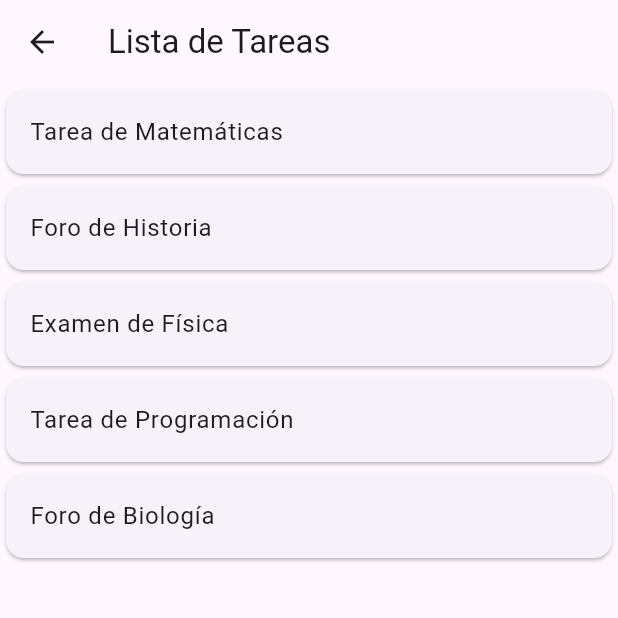
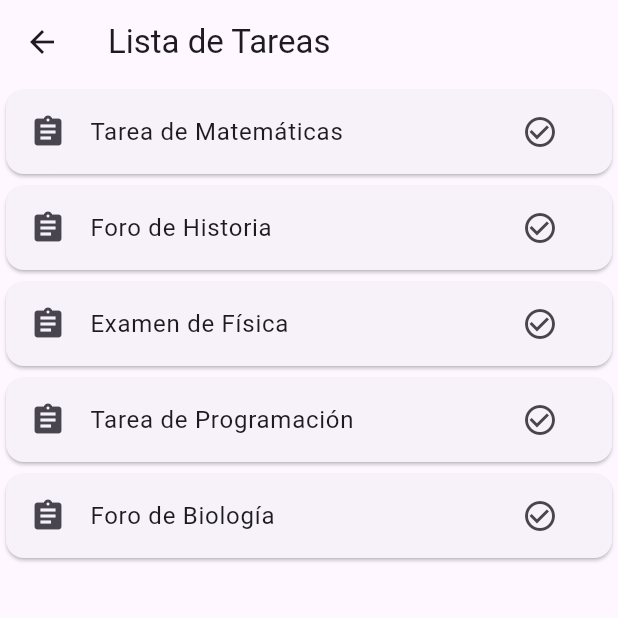
Before and after one commit to YMEZA97/examen1_ceutec, a Flutter app: the TaskUi screen opened by its route, on a phone screen of 412 x 824 dp, the top half of it. Run offline on Flutter 3.47's test engine with Material 3 defaults, Android fonts, the phone set to English and light mode, and no system bars; our stand-ins replace go_router.

Commit message:
Pagina de Tareas 0.5 lista personalizado - completado

```diff
--- a/lib/pages/task/task_ui.dart
+++ b/lib/pages/task/task_ui.dart
@@ -25,14 +25,24 @@ class _TaskUiState extends State<TaskUi> {
         title: const Text('Lista de Tareas'),
       ),
 
-body: ListView.builder(
-  itemCount: tasks.length,
-  itemBuilder: (BuildContext context, int index) {
-    return Card(child: ListTile(title: Text(tasks[index]),),);
-  },
-),
-
-
+ body: ListView.builder(
+          itemCount: tasks.length,
+          itemBuilder: (context, index) {
+            return Card(
+              child: ListTile(
+                leading: const Icon(Icons.assignment),
+                title: Text(tasks[index]),
+                trailing: IconButton(
+                  icon: const Icon(Icons.check_circle_outline),
+                  onPressed: () {
+                    ScaffoldMessenger.of(context).showSnackBar(
+                      SnackBar(content: Text('${tasks[index]} completada!')),
+                    );
+                  },
+                ),
+              ),
+            );
+          }),
     );
   }
 }
```
